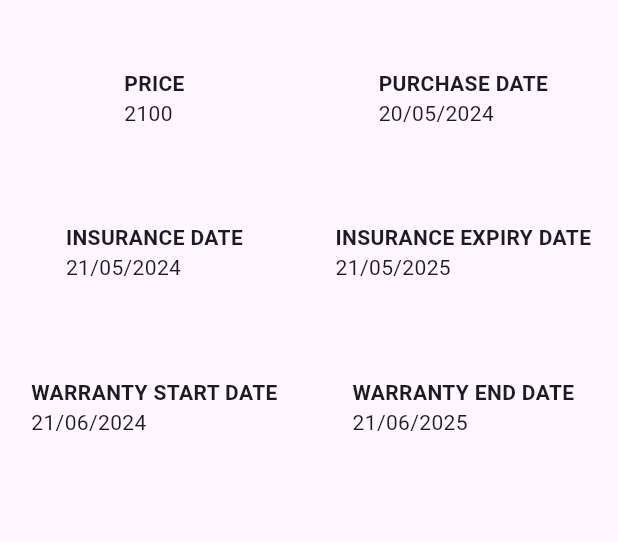
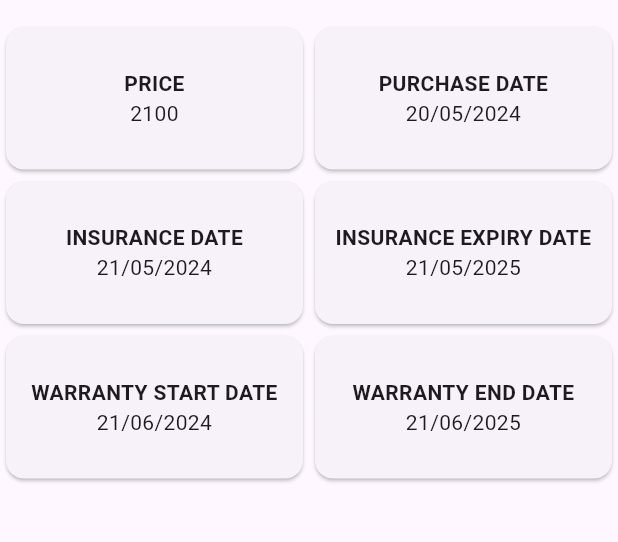
Before and after one commit to enigmaCoder/AI_Bill_Assistant, a Flutter app: the screen it shows after launch, after a tap on "Founder ka button", on a phone screen of 412 x 824 dp, the part 63-605 px from its top. Run offline on Flutter 3.47's test engine with Material 3 defaults, Android fonts, the phone set to English and light mode, and no system bars; our stand-ins replace dio, file_picker; missing offline and left inert: pdfx.

Commit message:
UI changes

```diff
--- a/lib/details.dart
+++ b/lib/details.dart
@@ -29,9 +29,6 @@ class _DetailsState extends State<DetailsWidget> {
           children: widget.details.entries.map((entry) {
             // Use widget.details
             return Card(
-              elevation: 0, // Remove shadow
-              margin: EdgeInsets.zero, // Remove default margin
-              color: Colors.transparent,
               child: Center(
                 child: Padding(
                   padding: const EdgeInsets.all(8.0),
@@ -39,7 +36,8 @@ class _DetailsState extends State<DetailsWidget> {
                     crossAxisAlignment: CrossAxisAlignment.start,
                     mainAxisAlignment: MainAxisAlignment.center,
                     children: [
-                      Text(
+                  Center(
+                  child: Text(
                           entry.key
                               .replaceAllMapped(RegExp(r'([a-z0-9])([A-Z])'),
                                   (match) {
@@ -48,11 +46,12 @@ class _DetailsState extends State<DetailsWidget> {
                               .toUpperCase()
                               .replaceAll('_', ' '),
                           style: const TextStyle(fontWeight: FontWeight.bold),
-                          textAlign: TextAlign.center),
-                      Text(
+                          textAlign: TextAlign.center)),
+                      Center(
+                        child: Text(
                         entry.value.toString(),
                         textAlign: TextAlign.center,
-                      ), // Properly display value
+                      )), // Properly display value
                     ],
                   ),
                 ),
```
